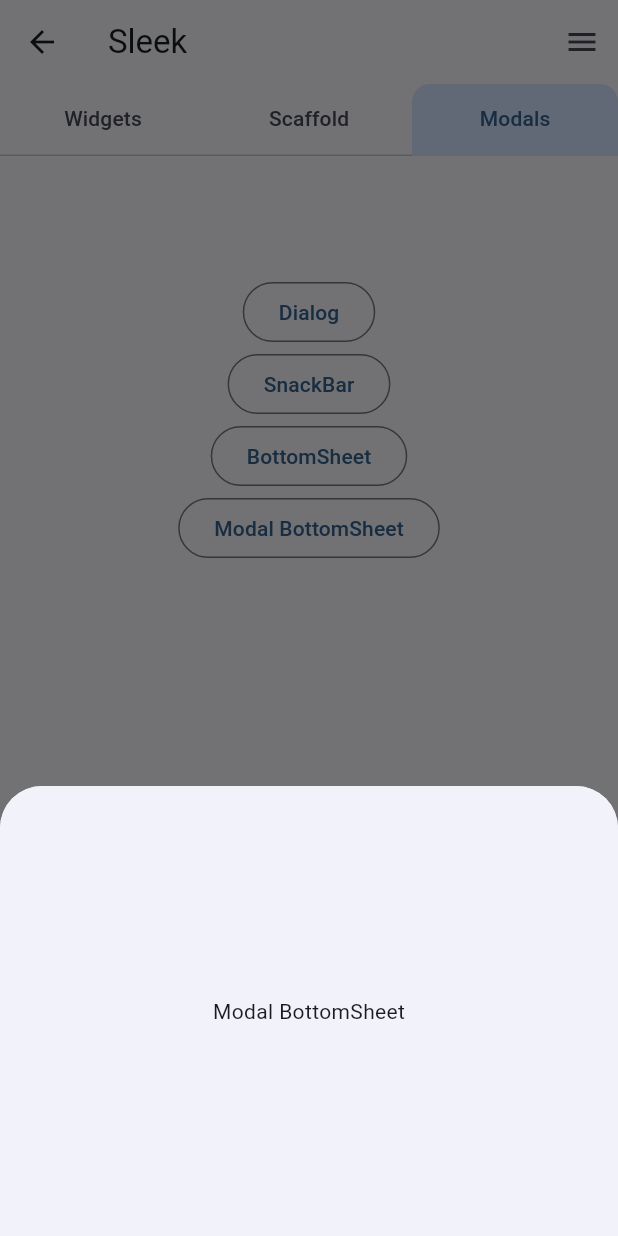
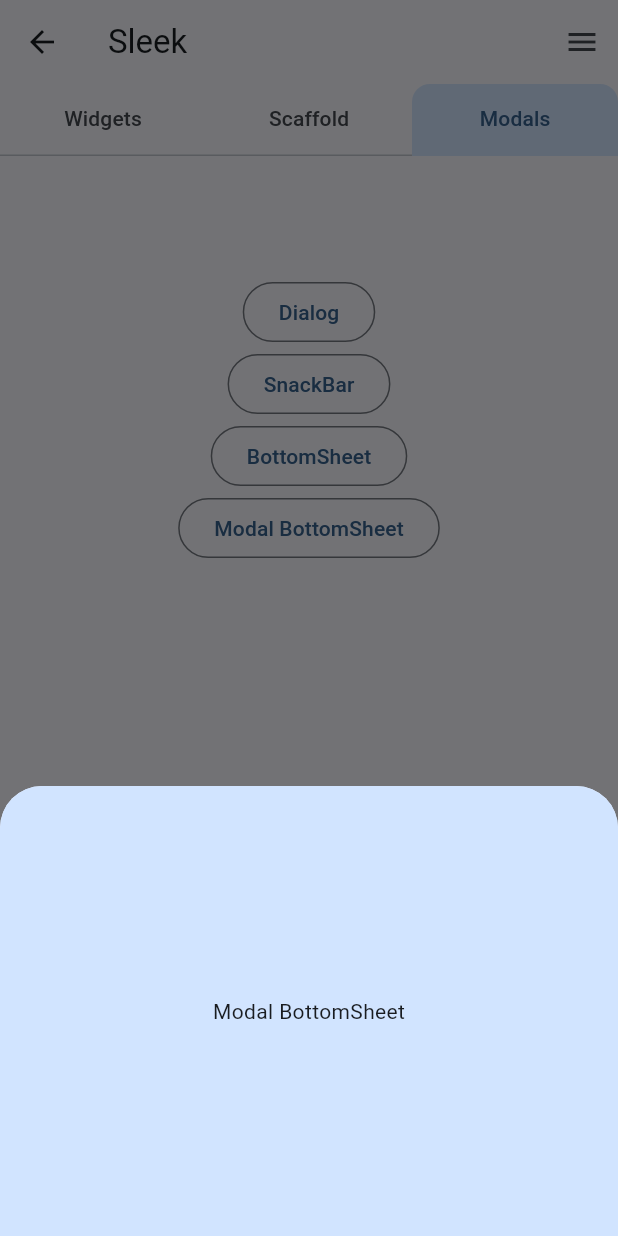
Before and after one commit to thruthesky/easy_design_system_backup_2024_09_24, a Flutter app: the SleekThemeUiWidgetsScreen screen opened directly, tab 3 chosen, after a tap on "BottomSheet", after a tap on "Modal BottomSheet", on a phone screen of 412 x 824 dp. Run offline on Flutter 3.47's test engine with Material 3 defaults, Android fonts, the phone set to English and light mode, and no system bars; our stand-ins replace cached_network_image, rxdart, smooth_page_indicator; missing offline and left inert: loop_page_view, markdown_widget, social_kit.

Commit message:
bottomsheet fix

```diff
--- a/example/lib/screens/ui_widgets/sleek_theme.screen.dart
+++ b/example/lib/screens/ui_widgets/sleek_theme.screen.dart
@@ -325,11 +325,13 @@ class _SleekThemeUiWidgetsScreenState extends State<SleekThemeUiWidgetsScreen>
                   OutlinedButton(
                     onPressed: () => showModalBottomSheet(
                       context: context,
-                      builder: (context) => BottomSheet(
-                        onClosing: () {},
-                        builder: (context) => const SizedBox(
-                          height: 300,
-                          child: Center(child: Text('Modal BottomSheet')),
+                      builder: (context) => SleekTheme(
+                        child: BottomSheet(
+                          onClosing: () {},
+                          builder: (context) => const SizedBox(
+                            height: 300,
+                            child: Center(child: Text('Modal BottomSheet')),
+                          ),
                         ),
                       ),
                     ),
```
Also changed, not shown: example/lib/screens/ui_widgets/comic_theme.screen.dart (+7 -5 lines).
